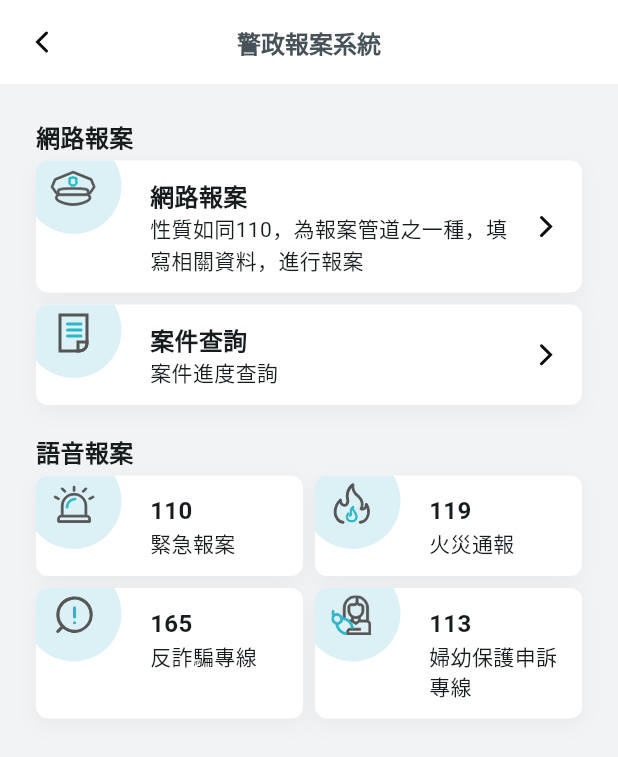
After one commit to taipei-doit/TownPass, a Flutter app: the OnlinePoliceView screen opened by its route, on a phone screen of 412 x 824 dp. The commit adds this screen. Shown: the top 757 px of the screen. Run offline on Flutter 3.47's test engine with Material 3 defaults, Android fonts, the phone set to English and light mode, and no system bars; our stand-ins replace cached_network_image, carousel_slider, device_info_plus, dotted_border, email_validator, flutter_local_notifications and 9 more; missing offline and left inert: flutter_inappwebview, mobile_scanner; accounts and stored records are empty; generated files the repository leaves out were written again; network calls fail; statements that could not run were skipped; project files that could hold a hidden picture were left out.

Commit message:
add online_police page

```diff
--- a/assets/mock_data/mosaic_tile_service.json
+++ b/assets/mock_data/mosaic_tile_service.json
@@ -13,10 +13,10 @@
       "destination_url": "https://taipei-pass-service.vercel.app/citizen-report/"
     },
     {
-      "main_text": "警政報警",
+      "main_text": "警政報案",
       "sub_text": "Police",
       "icon": "assets/svg/icon_police.svg",
-      "destination_url": ""
+      "destination_url": "local://online_police"
     },
     {
       "main_text": "防疫醫療",
--- a/lib/page/city_service/city_service_view_controller.dart
+++ b/lib/page/city_service/city_service_view_controller.dart
@@ -4,6 +4,7 @@ import 'package:flutter/services.dart';
 import 'package:get/get.dart';
 import 'package:town_pass/bean/mosaic_tile_service.dart';
 import 'package:town_pass/gen/assets.gen.dart';
+import 'package:town_pass/util/tp_route.dart';
 
 class CityServiceViewController extends GetxController {
   final Rx<MosaicTileService> staticService = Rx(_defaultStaticService);
@@ -35,9 +36,9 @@ MosaicTileService get _defaultStaticService => const MosaicTileService(
           icon: 'assets/svg/icon_talk.svg',
         ),
         MosaicTileServiceItem(
-          mainText: '警政報警',
+          mainText: '警政報案',
           subText: 'Police',
-          url: '',
+          url: 'local://online_police',
           icon: 'assets/svg/icon_police.svg',
         ),
         MosaicTileServiceItem(
--- a/lib/page/city_service/widget/mosaic_tile_widget.dart
+++ b/lib/page/city_service/widget/mosaic_tile_widget.dart
@@ -64,12 +64,13 @@ class MosaicTileWidget extends StatelessWidget {
           height: constraint.maxWidth / goldenRatio,
           gradient: _backgroundGradient,
           onTap: () {
-            if (service.contentList[0].url.isNotEmpty) {
-              Get.toNamed(
-                TPRoute.webView,
-                arguments: service.contentList[0].url,
-              );
-            }
+            TPRoute.toUrl(url: service.contentList[0].url);
+            // if (service.contentList[0].url.isNotEmpty) {
+            //   Get.toNamed(
+            //     TPRoute.webView,
+            //     arguments: service.contentList[0].url,
+            //   );
+            // }
           },
           child: Stack(
             fit: StackFit.passthrough,
@@ -183,12 +184,13 @@ class MosaicTileWidget extends StatelessWidget {
           padding: EdgeInsets.zero,
           gradient: _backgroundGradient,
           onTap: () {
-            if (service.contentList[5].url.isNotEmpty) {
-              Get.toNamed(
-                TPRoute.webView,
-                arguments: service.contentList[5].url,
-              );
-            }
+            TPRoute.toUrl(url: service.contentList[5].url);
+            // if (service.contentList[5].url.isNotEmpty) {
+            //   Get.toNamed(
+            //     TPRoute.webView,
+            //     arguments: service.contentList[5].url,
+            //   );
+            // }
           },
           child: Stack(
             fit: StackFit.passthrough,
@@ -343,12 +345,13 @@ class _CardSplitButton extends StatelessWidget {
     return GestureDetector(
       behavior: HitTestBehavior.opaque,
       onTap: () {
-        if (item.url.isNotEmpty) {
-          Get.toNamed(
-            TPRoute.webView,
-            arguments: item.url,
-          );
-        }
+        TPRoute.toUrl(url: item.url);
+        // if (item.url.isNotEmpty) {
+        //   Get.toNamed(
+        //     TPRoute.webView,
+        //     arguments: item.url,
+        //   );
+        // }
       },
       child: Row(
         children: [
--- /dev/null
+++ b/lib/page/online_police/online_police_view.dart
@@ -0,0 +1,189 @@
+import 'package:flutter/material.dart';
+import 'package:get/get.dart';
+import 'package:town_pass/gen/assets.gen.dart';
+import 'package:town_pass/util/tp_app_bar.dart';
+import 'package:town_pass/util/tp_card.dart';
+import 'package:town_pass/util/tp_colors.dart';
+import 'package:town_pass/util/tp_route.dart';
+import 'package:town_pass/util/tp_text.dart';
+import 'package:url_launcher/url_launcher.dart';
+
+class OnlinePoliceView extends StatelessWidget {
+  const OnlinePoliceView({super.key});
+
+  @override
+  Widget build(BuildContext context) {
+    return Scaffold(
+      appBar: const TPAppBar(title: '警政報案系統'),
+      body: Padding(
+        padding: const EdgeInsets.all(24.0),
+        child: Column(
+          crossAxisAlignment: CrossAxisAlignment.start,
+          children: [
+            const TPText('網路報案', style: TPTextStyles.h3SemiBold),
+            const SizedBox(height: 4),
+            _Card(
+                icon: Assets.svg.iconOnlineReporting.svg(),
+                onTap: () => Get.toNamed(
+                      TPRoute.webView,
+                      arguments: 'https://taipei-pass-service.vercel.app/police-report',
+                    ),
+                child: Row(
+                  children: [
+                    const Expanded(
+                      child: Column(
+                        crossAxisAlignment: CrossAxisAlignment.start,
+                        children: [
+                          TPText('網路報案', style: TPTextStyles.h3SemiBold),
+                          TPText('性質如同110，為報案管道之一種，填寫相關資料，進行報案'),
+                        ],
+                      ),
+                    ),
+                    const SizedBox(width: 8.0),
+                    Assets.svg.iconExpand.svg(),
+                  ],
+                )),
+            const SizedBox(height: 8),
+            _Card(
+              icon: Assets.svg.iconCaseSearch.svg(),
+              onTap: () => Get.toNamed(
+                TPRoute.webView,
+                arguments: 'https://taipei-pass-service.vercel.app/police-report/record',
+              ),
+              child: Row(
+                children: [
+                  const Column(
+                    crossAxisAlignment: CrossAxisAlignment.start,
+                    children: [
+                      TPText('案件查詢', style: TPTextStyles.h3SemiBold),
+                      TPText('案件進度查詢'),
+                    ],
+                  ),
+                  const Spacer(),
+                  const SizedBox(width: 8.0),
+                  Assets.svg.iconExpand.svg(),
+                ],
+              ),
+            ),
+            const SizedBox(height: 20),
+            const TPText('語音報案', style: TPTextStyles.h3SemiBold),
+            const SizedBox(height: 4),
+            Column(
+              children: [
+                IntrinsicHeight(
+                  child: Row(
+                    children: [
+                      Expanded(
+                        child: _Card(
+                          icon: Assets.svg.icon110.svg(),
+                          onTap: () async => await launchUrl(Uri.parse('tel://110')),
+                          child: const Column(
+                            crossAxisAlignment: CrossAxisAlignment.start,
+                            children: [
+                              TPText('110', style: TPTextStyles.h3SemiBold),
+                              TPText('緊急報案'),
+                            ],
+                          ),
+                        ),
+                      ),
+                      const SizedBox(width: 8),
+                      Expanded(
+                        child: _Card(
+                          icon: Assets.svg.icon119.svg(),
+                          onTap: () async => await launchUrl(Uri.parse('tel://119')),
+                          child: const Column(
+                            crossAxisAlignment: CrossAxisAlignment.start,
+                            children: [
+                              TPText('119', style: TPTextStyles.h3SemiBold),
+                              TPText('火災通報'),
+                            ],
+                          ),
+                        ),
+                      ),
+                    ],
+                  ),
+                ),
+                const SizedBox(height: 8),
+                IntrinsicHeight(
+                  child: Row(
+                    children: [
+                      Expanded(
+                        child: _Card(
+                          icon: Assets.svg.icon165.svg(),
+                          onTap: () async => await launchUrl(Uri.parse('tel://165')),
+                          child: const Column(
+                            crossAxisAlignment: CrossAxisAlignment.start,
+                            children: [
+                              TPText('165', style: TPTextStyles.h3SemiBold),
+                              TPText('反詐騙專線'),
+                            ],
+                          ),
+                        ),
+                      ),
+                      const SizedBox(width: 8),
+                      Expanded(
+                        child: _Card(
+                          icon: Assets.svg.icon113.svg(),
+                          onTap: () async => await launchUrl(Uri.parse('tel://113')),
+                          child: const Column(
+                            crossAxisAlignment: CrossAxisAlignment.start,
+                            children: [
+                              TPText('113', style: TPTextStyles.h3SemiBold),
+                              TPText('婦幼保護申訴專線'),
+                            ],
+                          ),
+                        ),
+                      ),
+                    ],
+                  ),
+                )
+              ],
+            ),
+          ],
+        ),
+      ),
+    );
+  }
+}
+
+class _Card extends TPCard {
+  final GestureTapCallback? onTap;
+  final Widget icon;
+
+  const _Card({
+    this.onTap,
+    required this.icon,
+    required super.child,
+  });
+
+  @override
+  Widget build(BuildContext context) {
+    return GestureDetector(
+      onTap: () => onTap?.call(),
+      child: TPCard(
+        cornerRadius: 8,
+        child: Stack(
+          children: [
+            const Positioned(
+              top: -15.0,
+              left: -7.0,
+              child: CircleAvatar(
+                radius: 32.0,
+                backgroundColor: TPColors.primary100,
+              ),
+            ),
+            Positioned(
+              top: 3.0,
+              left: 9.0,
+              child: icon,
+            ),
+            Padding(
+              padding: const EdgeInsets.fromLTRB(76.0, 12.0, 12.0, 12.0),
+              child: child,
+            ),
+          ],
+        ),
+      ),
+    );
+  }
+}
--- a/lib/util/tp_card.dart
+++ b/lib/util/tp_card.dart
@@ -4,21 +4,24 @@ import 'package:flutter/material.dart';
 class TPCard extends StatelessWidget {
   final Color? backgroundColor;
   final EdgeInsets? padding;
-  final Widget? child;
+  final double? cornerRadius;
+  final Widget child;
 
   const TPCard({
     super.key,
     this.backgroundColor,
     this.padding,
-    this.child,
+    this.cornerRadius,
+    required this.child,
   });
 
   @override
   Widget build(BuildContext context) {
     return Container(
+      clipBehavior: Clip.antiAlias,
       decoration: ShapeDecoration(
         color: backgroundColor ?? TPColors.white,
-        shape: RoundedRectangleBorder(borderRadius: BorderRadius.circular(3)),
+        shape: RoundedRectangleBorder(borderRadius: BorderRadius.circular(cornerRadius ?? 3)),
         shadows: const [
           BoxShadow(
             color: Color(0x0A000000),
--- a/lib/util/tp_route.dart
+++ b/lib/util/tp_route.dart
@@ -25,6 +25,7 @@ import 'package:town_pass/page/language/language_view_controller.dart';
 import 'package:town_pass/page/message/message_view.dart';
 import 'package:town_pass/page/message/message_view_controller.dart';
 import 'package:town_pass/page/message_detail/message_detail_view.dart';
+import 'package:town_pass/page/online_police/online_police_view.dart';
 import 'package:town_pass/page/perk/perk_view_controller.dart';
 import 'package:town_pass/page/phone_call_user_agreement/phone_call_user_agreement_view.dart';
 import 'package:town_pass/page/phone_call_user_agreement/phone_call_user_agreement_view_controller.dart';
@@ -51,6 +52,7 @@ abstract class TPRoute {
   static const String language = '/language';
   static const String message = '/message';
   static const String messageDetail = '/message_detail';
+  static const String onlinePolice = '/online_police';
   static const String phoneCallUserAgreement = '/phone_call_user_agreement';
   static const String portfolioAndAuth = '/portfolio_and_auth';
   static const String qrCodeScan = '/qr_code_scan';
@@ -127,6 +129,10 @@ abstract class TPRoute {
       page: () => const MessageDetailView(),
     ),
     GetPage(
+      name: onlinePolice,
+      page: () => const OnlinePoliceView(),
+    ),
+    GetPage(
       name: phoneCallUserAgreement,
       page: () => const PhoneCallUserAgreementView(),
       binding: BindingsBuilder(() {
@@ -189,4 +195,21 @@ abstract class TPRoute {
       page: () => const ActivityDetailView(),
     ),
   ];
+
+  static Future<T?> toUrl<T>({required String url}) async {
+    if (url.isEmpty) {
+      return Future.value(null);
+    }
+
+    return switch (Uri.tryParse(url)) {
+      null => Future.value(null),
+      Uri uri => switch (uri.scheme) {
+          'local' => Get.toNamed(uri.host),
+          _ => Get.toNamed(
+              TPRoute.webView,
+              arguments: uri.path,
+            ),
+        },
+    };
+  }
 }
```
Also changed, not shown: assets/svg/icon_110.svg (added), assets/svg/icon_113.svg (added), assets/svg/icon_119.svg (added), assets/svg/icon_165.svg (added), assets/svg/icon_case_search.svg (added), assets/svg/icon_online_reporting.svg (added).
